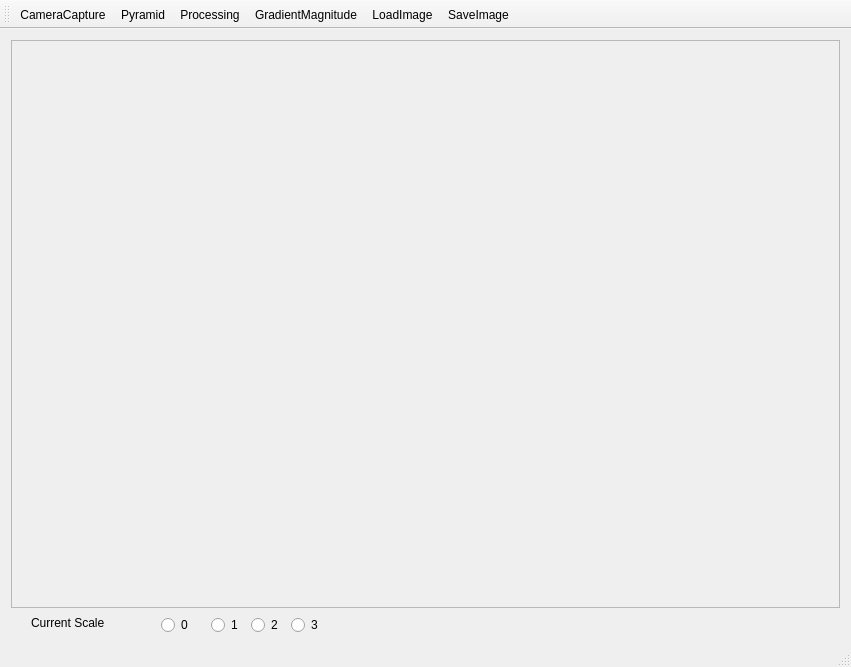
Qt form qt-opencv/mainwindow.ui (hallpaz/Image-Processing-IMPA-2015) before a commit.
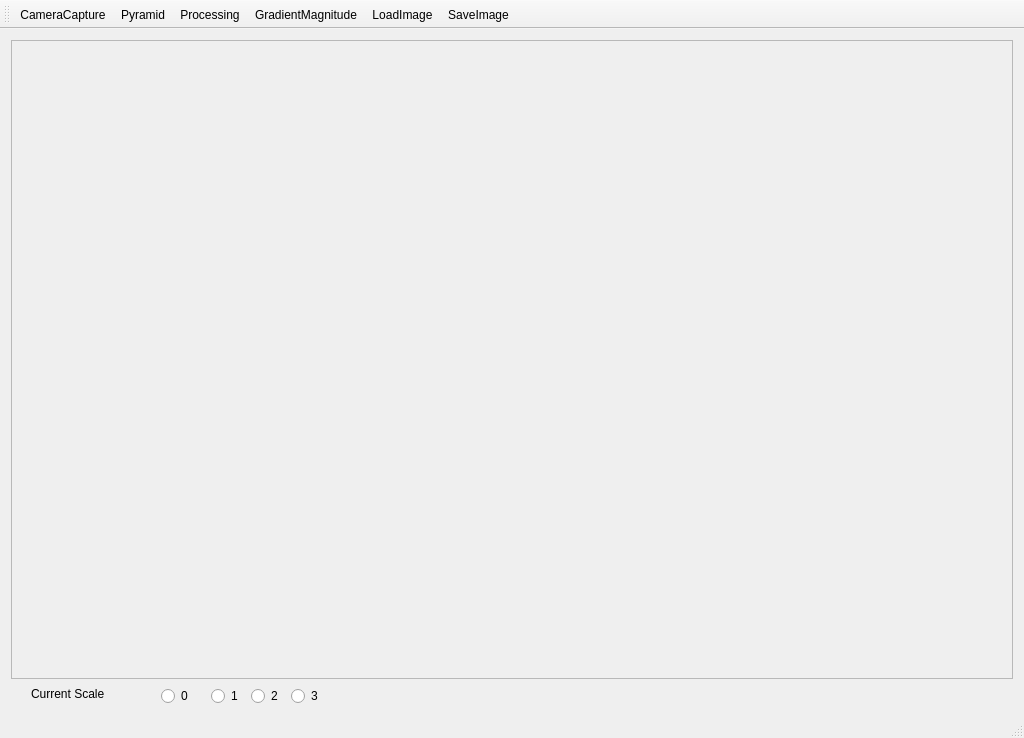
The same form after that commit. Icons and pictures are not drawn.

```diff
--- a/qt-opencv/mainwindow.ui
+++ b/qt-opencv/mainwindow.ui
@@ -6,8 +6,8 @@
    <rect>
     <x>0</x>
     <y>0</y>
-    <width>847</width>
-    <height>667</height>
+    <width>1024</width>
+    <height>738</height>
    </rect>
   </property>
   <property name="minimumSize">
@@ -31,8 +31,8 @@
         <rect>
          <x>0</x>
          <y>0</y>
-         <width>827</width>
-         <height>534</height>
+         <width>1004</width>
+         <height>605</height>
         </rect>
        </property>
        <layout class="QVBoxLayout" name="verticalLayout_2">
```
Left out of the diff: 2 changed lines with no effect on the pictures.
